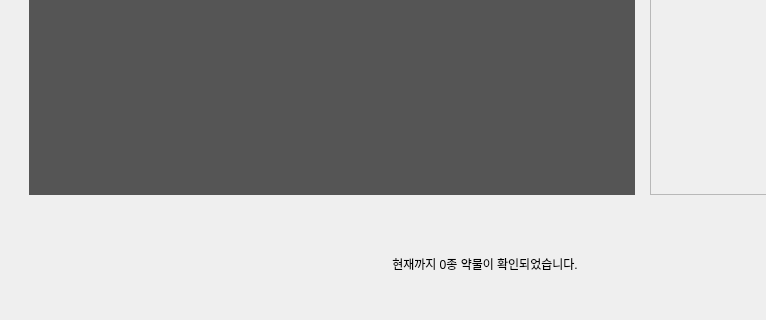
Above: gui/ui_files/Form_Camera.ui from EON-DC/AI_2Park before the change; both pictures show x 0 to 766 and y 380 to 700 of the 970 by 700 pixel window. Below: the same form after it.
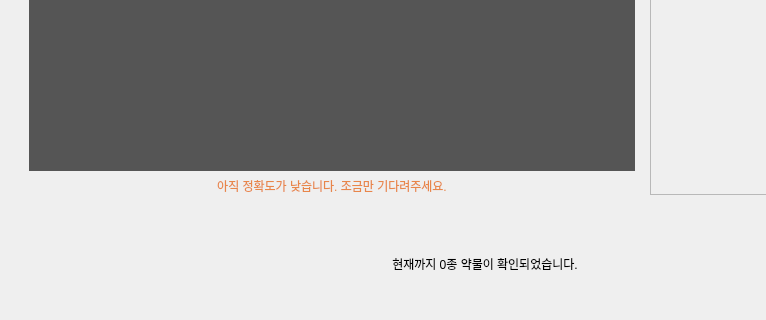
That is the form after the change.

What changed in the file:
```diff
--- a/gui/ui_files/Form_Camera.ui
+++ b/gui/ui_files/Form_Camera.ui
@@ -27,7 +27,10 @@
 	font: bold 14pt &quot;맑은 고딕&quot;;
 }
 
-
+#label_camera_guide{
+	font: bold 12pt &quot;맑은 고딕&quot;;
+	color: #E8864A;
+}
 
 QPushButton {
 	background-color: #ffffff;
@@ -101,6 +104,22 @@
            </layout>
           </widget>
          </item>
+         <item>
+          <widget class="QLabel" name="label_camera_guide">
+           <property name="sizePolicy">
+            <sizepolicy hsizetype="Preferred" vsizetype="Fixed">
+             <horstretch>0</horstretch>
+             <verstretch>0</verstretch>
+            </sizepolicy>
+           </property>
+           <property name="text">
+            <string>아직 정확도가 낮습니다. 조금만 기다려주세요.</string>
+           </property>
+           <property name="alignment">
+            <set>Qt::AlignCenter</set>
+           </property>
+          </widget>
+         </item>
         </layout>
        </widget>
       </item>
```
Left out of the diff: 2 changed lines with no effect on the pictures.
